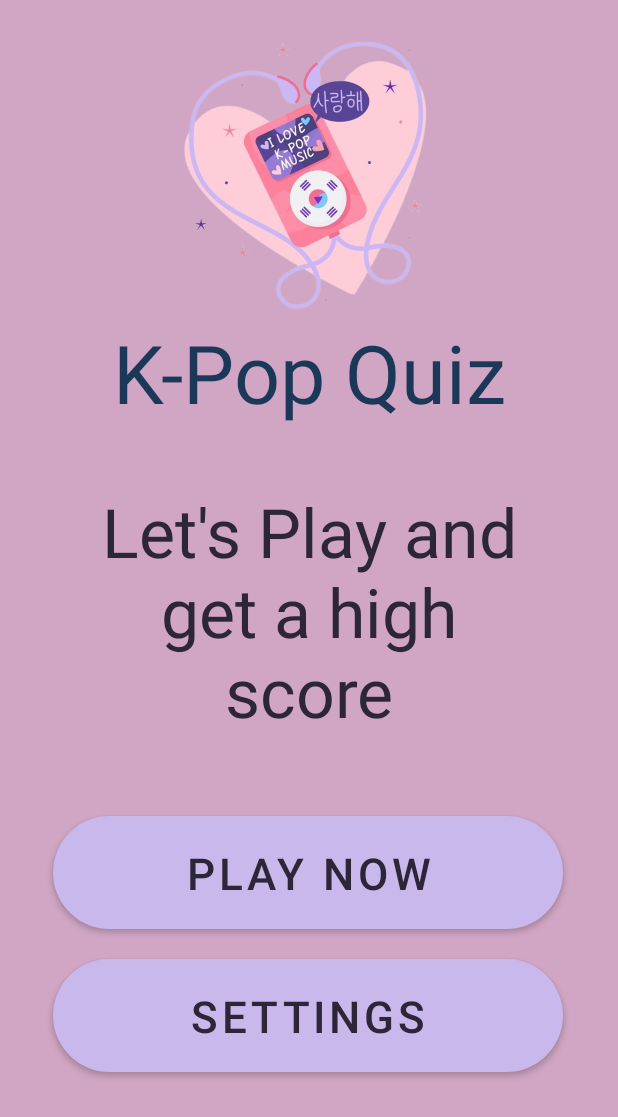
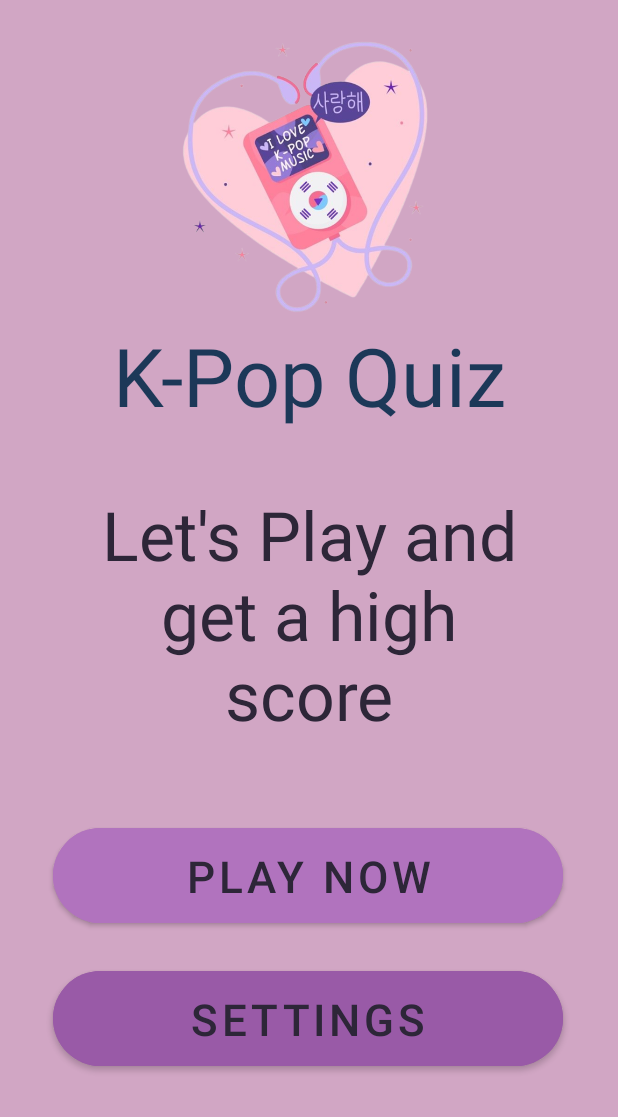
Before and after one commit to DupieM/DuPlessisMarine_Andriod_final_project, an Android app built with Jetpack Compose: the layout activity_home.xml on its own in the app's theme, with its tools: preview values and no code run, on a phone screen of 412 x 824 dp. Shown: the top 1117 px of the screen. Run offline under Robolectric (Android 15) with nearby library versions, the phone set to English and light mode, and no system bars.

Commit message:
error fiction

```diff
--- a/MyQuizApp/app/src/main/AndroidManifest.xml
+++ b/MyQuizApp/app/src/main/AndroidManifest.xml
@@ -16,6 +16,9 @@
             android:name=".CategoryActivity"
             android:exported="false" />
         <activity
+            android:name=".HomeActivity"
+            android:exported="false" />
+        <activity
             android:name=".MainActivity"
             android:exported="true">
             <intent-filter>
--- a/MyQuizApp/app/src/main/java/com/example/myquizapp/HomeActivity.kt
+++ b/MyQuizApp/app/src/main/java/com/example/myquizapp/HomeActivity.kt
@@ -25,10 +25,10 @@ class HomeActivity : AppCompatActivity() {
 
         binding.btnSecond.setOnClickListener {
 
-                    val intent = Intent(this, CategoryActivity::class.java)
+            val intent = Intent(this, CategoryActivity::class.java)
 
-                    startActivity(intent)
-//                    finish()
+            startActivity(intent)
+//          finish()
 
 
         }
--- a/MyQuizApp/app/src/main/res/layout/activity_category.xml
+++ b/MyQuizApp/app/src/main/res/layout/activity_category.xml
@@ -84,7 +84,7 @@
         android:layout_height="60dp"
         android:text="Groups"
         android:layout_marginTop="-110dp"
-        android:layout_marginLeft="220dp"
+        android:layout_marginLeft="210dp"
         android:textAlignment="center"
         android:textColor="@color/text3"
         android:textSize="40sp" />
--- a/MyQuizApp/app/src/main/res/layout/activity_home.xml
+++ b/MyQuizApp/app/src/main/res/layout/activity_home.xml
@@ -11,7 +11,7 @@
 
     <ImageView
         android:layout_width="wrap_content"
-        android:layout_height="192dp"
+        android:layout_height="194dp"
         android:contentDescription="kpop mascot"
         android:src="@drawable/kpop_img" />
 
@@ -40,7 +40,6 @@
         android:textSize="45sp" />
 
     <com.google.android.material.button.MaterialButton
-        android:background="@drawable/roundstyle"
         android:id="@+id/btn_second"
         android:layout_width="340dp"
         android:layout_height="wrap_content"
@@ -51,10 +50,10 @@
         android:text="Play Now"
         android:textSize="29sp"
         android:textColor="@color/text2"
-        android:textFontWeight="602" />
+        android:textFontWeight="602"
+        app:cornerRadius="40dp"/>
 
         <com.google.android.material.button.MaterialButton
-            android:background="@drawable/roundstyle"
             android:id="@+id/btn_end"
             android:layout_width="340dp"
             android:layout_height="wrap_content"
@@ -65,7 +64,8 @@
             android:text="Settings"
             android:textSize="29sp"
             android:textColor="@color/text2"
-            android:textFontWeight="602" />
+            android:textFontWeight="602"
+            app:cornerRadius="40dp"/>
 
 
 </LinearLayout>
--- a/MyQuizApp/app/src/main/res/layout/activity_main.xml
+++ b/MyQuizApp/app/src/main/res/layout/activity_main.xml
@@ -44,7 +44,7 @@
                 android:layout_width="match_parent"
                 android:layout_height="wrap_content"
                 android:layout_marginTop="20dp"
-                style="@style/Widget.Material3.TextInputLayout.OutlinedBox"
+                style="@style/Widget.MaterialComponents.TextInputLayout.OutlinedBox"
                 >
 
                 <com.google.android.material.textfield.TextInputEditText
```
Also changed, not shown: MyQuizApp/app/src/main/java/com/example/myquizapp/CategoryActivity.kt (+9 -2 lines).
